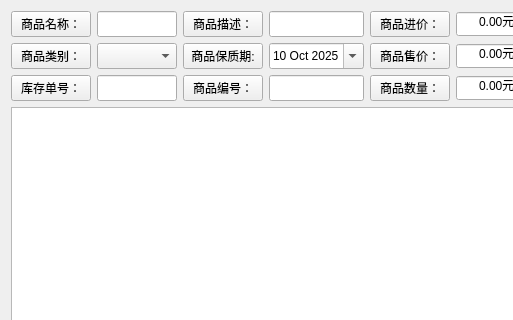
Above: view/manager/widgetinventorymanager.ui from ylxcvvan/Supermarket-Commodity-Management-System before the change; both pictures show x 0 to 513 and y 0 to 320 of the 895 by 497 pixel window. Below: the same form after it.
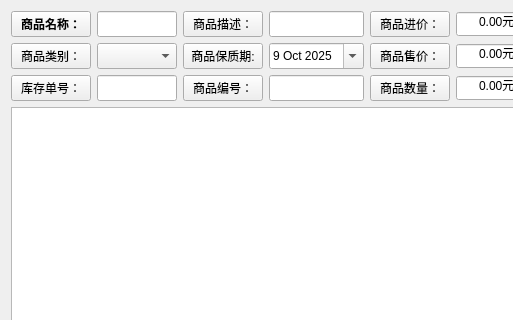
That is the form after the change. Custom widgets are drawn as their Qt base class.

Commit message: 完成库存查询中按钮的动画效果

```diff
--- a/view/manager/widgetinventorymanager.ui
+++ b/view/manager/widgetinventorymanager.ui
@@ -6,7 +6,7 @@
    <rect>
     <x>0</x>
     <y>0</y>
-    <width>802</width>
+    <width>814</width>
     <height>497</height>
    </rect>
   </property>
@@ -21,7 +21,14 @@
        <item>
         <layout class="QHBoxLayout" name="horizontalLayout_2" stretch="0,0">
          <item>
-          <widget class="QPushButton" name="pushButtonCommodityName">
+          <widget class="QtMaterialRaisedButton" name="pushButtonCommodityName">
+           <property name="font">
+            <font>
+             <family>幼圆</family>
+             <bold>true</bold>
+             <strikeout>false</strikeout>
+            </font>
+           </property>
            <property name="text">
             <string>商品名称：</string>
            </property>
@@ -179,12 +186,12 @@
            </property>
            <property name="dateTime">
             <datetime>
-             <hour>0</hour>
+             <hour>16</hour>
              <minute>0</minute>
              <second>0</second>
              <year>2025</year>
              <month>10</month>
-             <day>10</day>
+             <day>9</day>
             </datetime>
            </property>
            <property name="calendarPopup">
@@ -592,6 +599,13 @@
    </item>
   </layout>
  </widget>
+ <customwidgets>
+  <customwidget>
+   <class>QtMaterialRaisedButton</class>
+   <extends>QPushButton</extends>
+   <header location="global">qtmaterialraisedbutton.h</header>
+  </customwidget>
+ </customwidgets>
  <resources/>
  <connections/>
 </ui>
```
Left out of the diff: 22 changed lines with no effect on the pictures. The commit also changes 6 other files.
